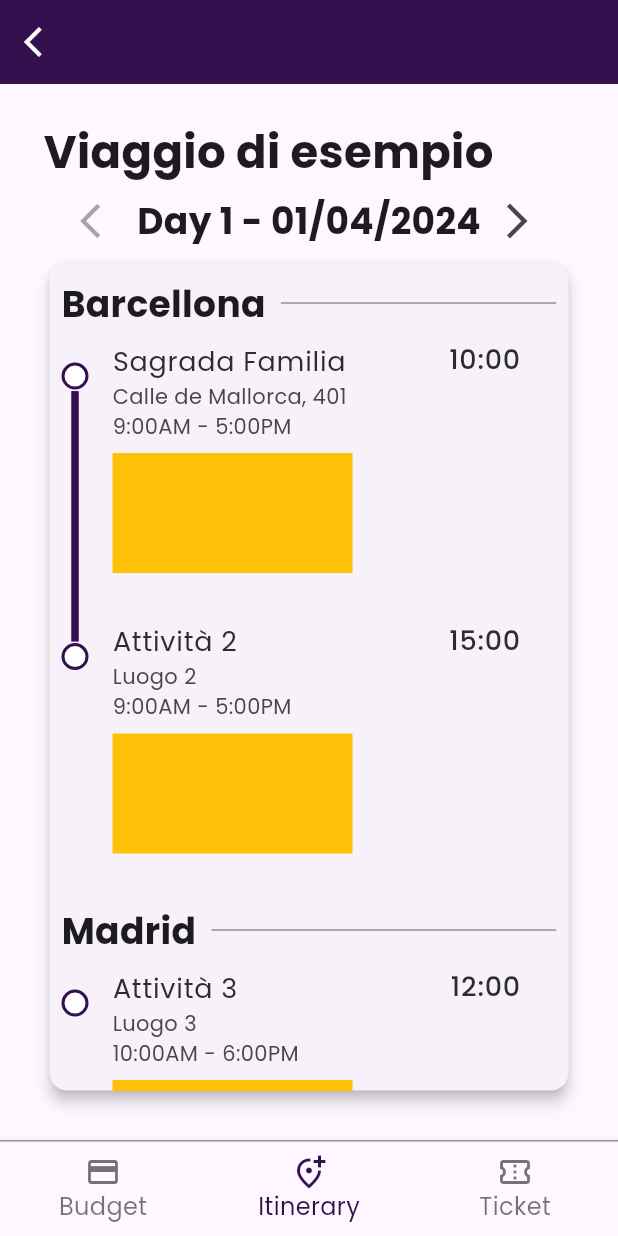
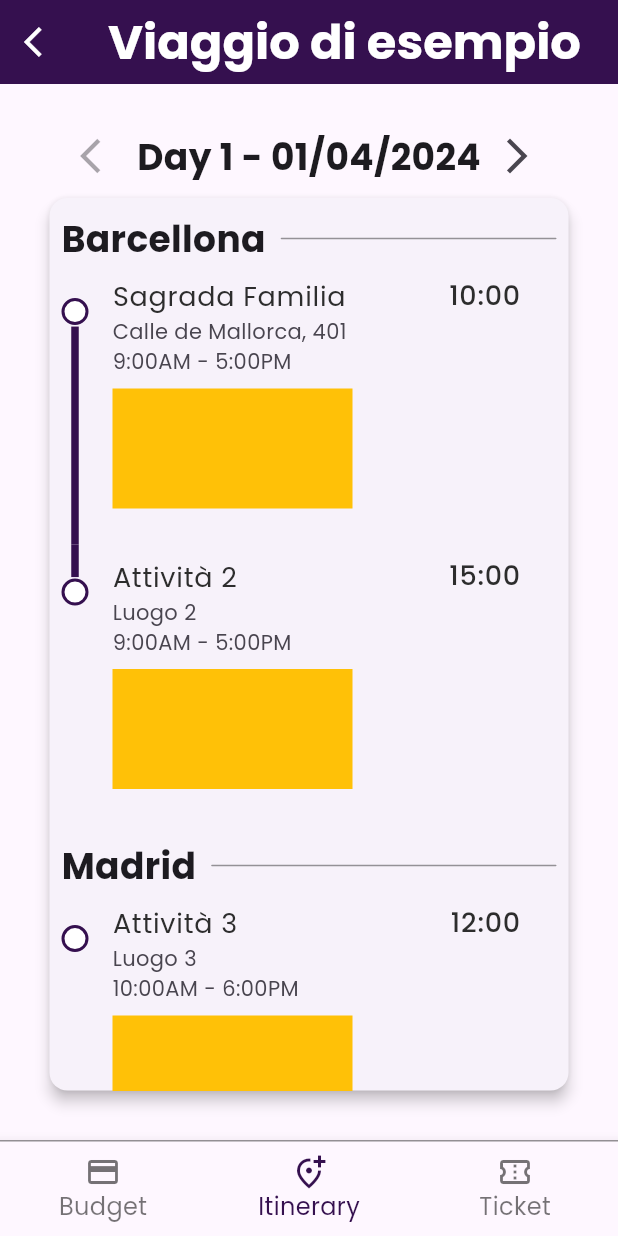
Before and after one commit to Faarab/FlutterGroupApp, a Flutter app: the ItineraryScreen screen opened directly, on a phone screen of 412 x 824 dp. Run offline on Flutter 3.47's test engine with Material 3 defaults, Android fonts, the phone set to English and light mode, and no system bars; drawn by our look-alikes of timeline_tile; our stand-ins replace calendar_date_picker2, google_fonts; network calls fail.

Commit message:
fix navigation and style of itinerary screen

```diff
--- a/lib/screens/itinerary_screen.dart
+++ b/lib/screens/itinerary_screen.dart
@@ -10,9 +10,9 @@ import 'package:triptaptoe_app/widgets/bottom_navigation_bar_trip.dart';
 class ItineraryScreen extends StatefulWidget {
   final TripDTO trip;
   const ItineraryScreen({
-    Key? key,
+    super.key,
     required this.trip,
-  }) : super(key: key);
+  });
 
   @override
   State<ItineraryScreen> createState() => _ItineraryScreenState();
@@ -22,11 +22,17 @@ class _ItineraryScreenState extends State<ItineraryScreen> {
   int _selectedNavbarItemIndex = 1; // Inizializza l'indice selezionato
 
   late Widget _body = BodyItenerary(widget: widget); // Inizializza il corpo
+  late String? _title;
+  @override
+  void initState() {
+    super.initState();
+    _title = widget.trip.name;
+  }
 
   @override
   Widget build(BuildContext context) {
     return Scaffold(
-      appBar: AppBarWithBackArrow(screen: Fake()),
+      appBar: AppBarWithBackArrow(title: _title),
       body: Padding(
         padding: const EdgeInsets.only(right: 29.0, left: 29.0, top: 24.0, bottom: 30.0),
         child: _body,
@@ -36,7 +42,7 @@ class _ItineraryScreenState extends State<ItineraryScreen> {
           boxShadow:[
             BoxShadow(
               color: Colors.black.withOpacity(0.4),
-              offset: Offset(0, -1),
+              offset: const Offset(0, -1),
             )
           ],
         ),
@@ -49,7 +55,7 @@ class _ItineraryScreenState extends State<ItineraryScreen> {
               // Modifica il corpo in base all'indice selezionato
               switch (_selectedNavbarItemIndex) {
                 case 0:
-                  _body = Center(
+                  _body = const Center(
                     child: Text("Pagina budget"),
                   );
                   break;
@@ -57,7 +63,7 @@ class _ItineraryScreenState extends State<ItineraryScreen> {
                   _body = BodyItenerary(widget: widget);
                   break;
                 case 2:
-                  _body = Center(
+                  _body = const Center(
                     child: Text("Pagina Ticket"),
                   );
                   break;
--- a/lib/services/navigation.dart
+++ b/lib/services/navigation.dart
@@ -2,7 +2,8 @@ import 'package:flutter/cupertino.dart';
 import 'package:triptaptoe_app/screens/home_screen.dart';
 
 void navigateToHomeWithSlideTransition(BuildContext context) {
-  Navigator.pushReplacement(
+
+  Navigator.pushAndRemoveUntil(
     context,
     PageRouteBuilder(
       transitionDuration: Duration(milliseconds: 550),
@@ -22,5 +23,6 @@ void navigateToHomeWithSlideTransition(BuildContext context) {
         );
       },
     ),
+    (route) => false,
   );
 }
--- a/lib/widgets/app_bar_with_back_arrow.dart
+++ b/lib/widgets/app_bar_with_back_arrow.dart
@@ -1,16 +1,21 @@
 import 'dart:ui' as ui;
 import 'package:flutter/cupertino.dart';
 import 'package:flutter/material.dart';
+import 'package:flutter/widgets.dart';
 import 'package:triptaptoe_app/main.dart';
 import 'package:triptaptoe_app/services/navigation.dart';
 
 class AppBarWithBackArrow extends StatefulWidget
     implements PreferredSizeWidget {
-  const AppBarWithBackArrow({super.key, required this.screen});
-  final Widget screen;
+  const AppBarWithBackArrow({
+    super.key,
+    this.title
+  });
+
+  final String? title;
 
   @override
-  ui.Size get preferredSize => ui.Size.fromHeight(kToolbarHeight);
+  ui.Size get preferredSize => const ui.Size.fromHeight(kToolbarHeight);
 
   @override
   State<AppBarWithBackArrow> createState() => _AppBarWithBackArrowState();
@@ -20,11 +25,13 @@ class _AppBarWithBackArrowState extends State<AppBarWithBackArrow> {
   @override
   Widget build(BuildContext context) {
     return AppBar(
+      centerTitle: true,
       automaticallyImplyLeading: false,
       toolbarHeight: 64,
-      backgroundColor: Color.fromRGBO(53, 16, 79, 1),
+      title: widget.title != null ? Text(widget.title!, style: const TextStyle(fontSize: 32, fontWeight: FontWeight.bold, color: Colors.white)) : null,
+      backgroundColor: const Color.fromRGBO(53, 16, 79, 1),
       leading: IconButton(
-        icon: Icon(
+        icon: const Icon(
           Icons.arrow_back_ios,
           color: Colors.white,
         ),
--- a/lib/widgets/body_itenerary.dart
+++ b/lib/widgets/body_itenerary.dart
@@ -38,18 +38,11 @@ class _BodyIteneraryState extends State<BodyItenerary> {
 
   @override
   Widget build(BuildContext context) {
-    print(widget.widget.trip.days!.length);
+
     return Column(
       children: [
-        Row(
-          children: [
-            Text(
-              "${widget.widget.trip.name} ",
-              style: TextStyle(fontSize: 30, fontWeight: FontWeight.bold),
-            ),
-          ],
-        ),
-        SizedBox(
+
+        const SizedBox(
           height: 0,
         ),
         ChangeDayItinerary(
@@ -64,7 +57,7 @@ class _BodyIteneraryState extends State<BodyItenerary> {
                 _currentDayIndex--;
                 _canGoForward = true;
                 _scrollController.animateTo(0,
-                    duration: Duration(milliseconds: 500),
+                    duration: const Duration(milliseconds: 500),
                     curve: Curves.easeInOut);
               }
               if (_currentDayIndex == 0) {
@@ -78,7 +71,7 @@ class _BodyIteneraryState extends State<BodyItenerary> {
                 _currentDayIndex++;
                 _canGoBackward = true;
                 _scrollController.animateTo(0,
-                    duration: Duration(milliseconds: 500),
+                    duration: const Duration(milliseconds: 500),
                     curve: Curves.easeInOut);
               }
               if (_currentDayIndex == widget.widget.trip.days!.length - 1) {
@@ -87,7 +80,7 @@ class _BodyIteneraryState extends State<BodyItenerary> {
             });
           },
         ),
-        SizedBox(
+        const SizedBox(
           height: 0,
         ),
         CardItinerary(
```
Also changed, not shown: lib/screens/edit_trip_screen.dart (+15 -20 lines), lib/screens/trip_details_screen.dart (+6 -6 lines).
